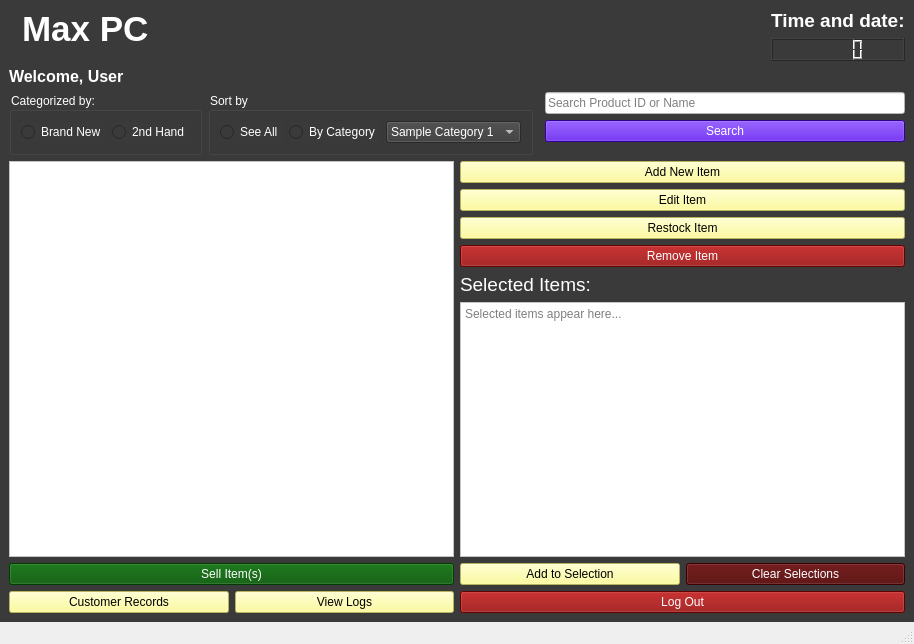
Above: main.ui from Aenan05/MAXPC before the change. Below: the same form after it.
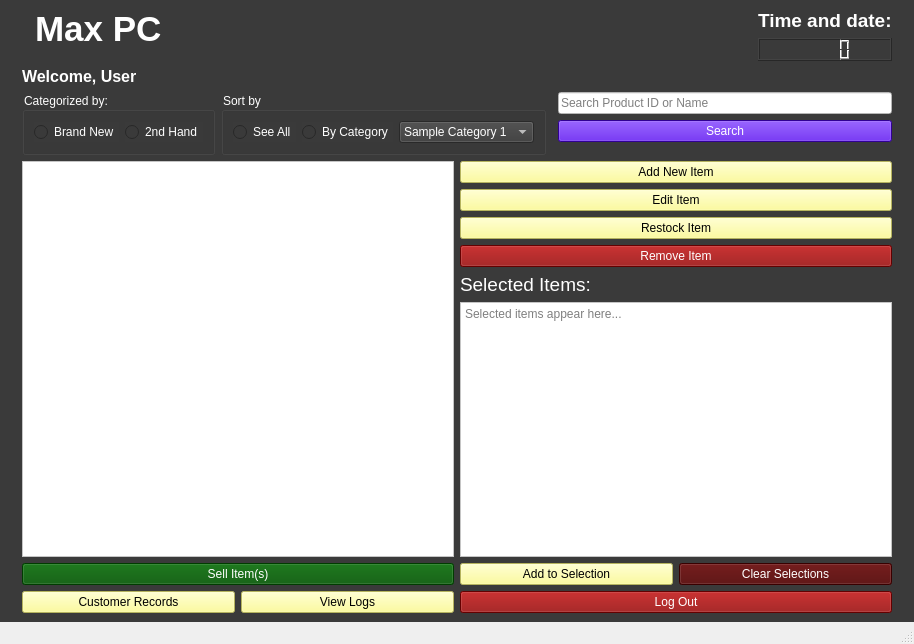
That is the form after the change. Icons and pictures are not drawn.

What changed in the file:
```diff
--- a/main.ui
+++ b/main.ui
@@ -20,6 +20,13 @@
    </property>
    <layout class="QGridLayout" name="gridLayout_2">
     <item row="0" column="0">
+     <widget class="QLabel" name="label_3">
+      <property name="text">
+       <string/>
+      </property>
+     </widget>
+    </item>
+    <item row="0" column="1">
      <layout class="QGridLayout" name="gridLayout">
       <item row="0" column="0">
        <layout class="QVBoxLayout" name="verticalLayout">
@@ -458,6 +465,13 @@
       </item>
      </layout>
     </item>
+    <item row="0" column="2">
+     <widget class="QLabel" name="label_7">
+      <property name="text">
+       <string/>
+      </property>
+     </widget>
+    </item>
    </layout>
   </widget>
   <widget class="QMenuBar" name="menubar">
```
Left out of the diff: 36 changed lines with no effect on the pictures.
